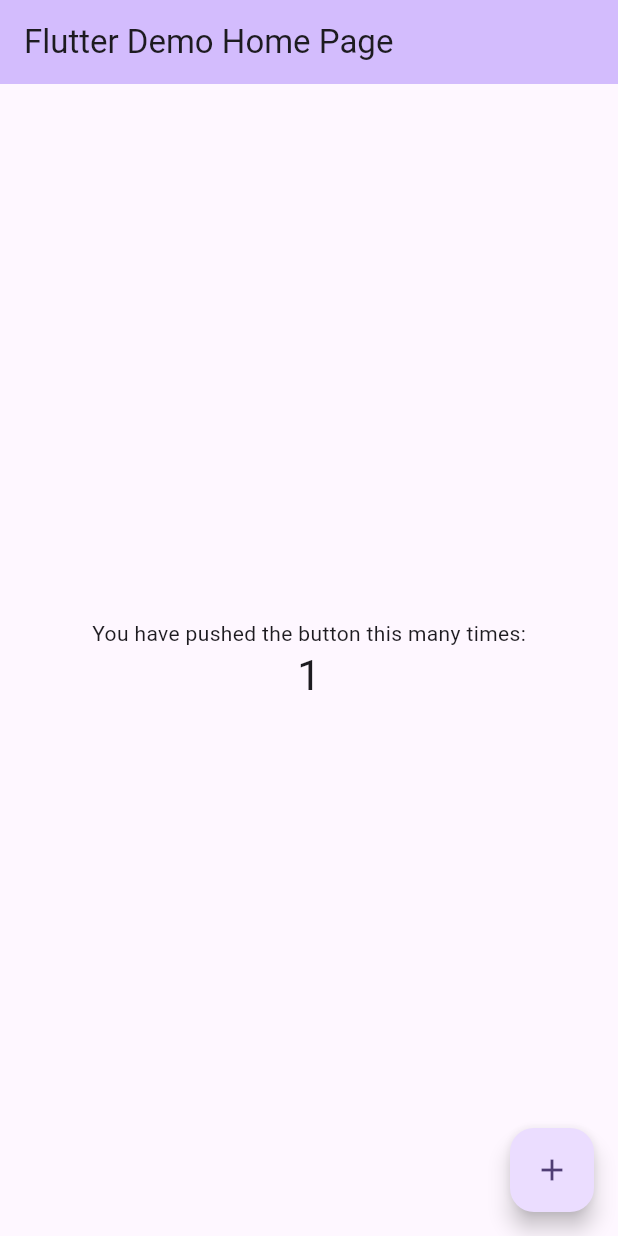
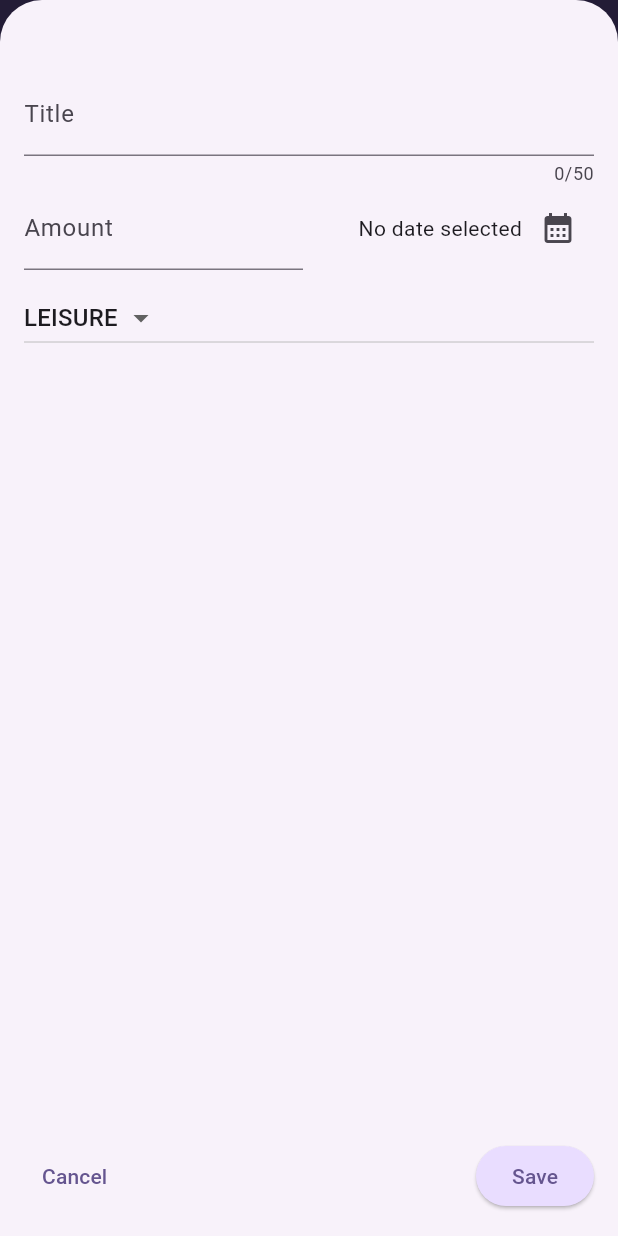
Before and after one commit to bartlomiej-sacha-tutorials/flutter-expense-tracker, a Flutter app: the screen it shows after launch, after a tap on the "add" icon, on a phone screen of 412 x 824 dp. Run offline on Flutter 3.47's test engine with Material 3 defaults, Android fonts, the phone set to English and light mode, and no system bars.

Commit message:
section 5

```diff
--- a/lib/main.dart
+++ b/lib/main.dart
@@ -1,122 +1,62 @@
 import 'package:flutter/material.dart';
+import 'package:expense_tracker/widgets/expenses.dart';
+
+var kColorScheme = ColorScheme.fromSeed(
+  seedColor: Color.fromARGB(255, 96, 59, 181),
+);
+
+var kDarkColorScheme = ColorScheme.fromSeed(
+  brightness: Brightness.dark,
+  seedColor: Color.fromARGB(255, 5, 99, 125),
+);
 
 void main() {
-  runApp(const MyApp());
-}
-
-class MyApp extends StatelessWidget {
-  const MyApp({super.key});
-
-  // This widget is the root of your application.
-  @override
-  Widget build(BuildContext context) {
-    return MaterialApp(
-      title: 'Flutter Demo',
-      theme: ThemeData(
-        // This is the theme of your application.
-        //
-        // TRY THIS: Try running your application with "flutter run". You'll see
-        // the application has a purple toolbar. Then, without quitting the app,
-        // try changing the seedColor in the colorScheme below to Colors.green
-        // and then invoke "hot reload" (save your changes or press the "hot
-        // reload" button in a Flutter-supported IDE, or press "r" if you used
-        // the command line to start the app).
-        //
-        // Notice that the counter didn't reset back to zero; the application
-        // state is not lost during the reload. To reset the state, use hot
-        // restart instead.
-        //
-        // This works for code too, not just values: Most code changes can be
-        // tested with just a hot reload.
-        colorScheme: ColorScheme.fromSeed(seedColor: Colors.deepPurple),
-      ),
-      home: const MyHomePage(title: 'Flutter Demo Home Page'),
-    );
-  }
-}
-
-class MyHomePage extends StatefulWidget {
-  const MyHomePage({super.key, required this.title});
-
-  // This widget is the home page of your application. It is stateful, meaning
-  // that it has a State object (defined below) that contains fields that affect
-  // how it looks.
-
-  // This class is the configuration for the state. It holds the values (in this
-  // case the title) provided by the parent (in this case the App widget) and
-  // used by the build method of the State. Fields in a Widget subclass are
-  // always marked "final".
-
-  final String title;
-
-  @override
-  State<MyHomePage> createState() => _MyHomePageState();
-}
-
-class _MyHomePageState extends State<MyHomePage> {
-  int _counter = 0;
-
-  void _incrementCounter() {
-    setState(() {
-      // This call to setState tells the Flutter framework that something has
-      // changed in this State, which causes it to rerun the build method below
-      // so that the display can reflect the updated values. If we changed
-      // _counter without calling setState(), then the build method would not be
-      // called again, and so nothing would appear to happen.
-      _counter++;
-    });
-  }
-
-  @override
-  Widget build(BuildContext context) {
-    // This method is rerun every time setState is called, for instance as done
-    // by the _incrementCounter method above.
-    //
-    // The Flutter framework has been optimized to make rerunning build methods
-    // fast, so that you can just rebuild anything that needs updating rather
-    // than having to individually change instances of widgets.
-    return Scaffold(
-      appBar: AppBar(
-        // TRY THIS: Try changing the color here to a specific color (to
-        // Colors.amber, perhaps?) and trigger a hot reload to see the AppBar
-        // change color while the other colors stay the same.
-        backgroundColor: Theme.of(context).colorScheme.inversePrimary,
-        // Here we take the value from the MyHomePage object that was created by
-        // the App.build method, and use it to set our appbar title.
-        title: Text(widget.title),
-      ),
-      body: Center(
-        // Center is a layout widget. It takes a single child and positions it
-        // in the middle of the parent.
-        child: Column(
-          // Column is also a layout widget. It takes a list of children and
-          // arranges them vertically. By default, it sizes itself to fit its
-          // children horizontally, and tries to be as tall as its parent.
-          //
-          // Column has various properties to control how it sizes itself and
-          // how it positions its children. Here we use mainAxisAlignment to
-          // center the children vertically; the main axis here is the vertical
-          // axis because Columns are vertical (the cross axis would be
-          // horizontal).
-          //
-          // TRY THIS: Invoke "debug painting" (choose the "Toggle Debug Paint"
-          // action in the IDE, or press "p" in the console), to see the
-          // wireframe for each widget.
-          mainAxisAlignment: MainAxisAlignment.center,
-          children: <Widget>[
-            const Text('You have pushed the button this many times:'),
-            Text(
-              '$_counter',
-              style: Theme.of(context).textTheme.headlineMedium,
-            ),
-          ],
+  runApp(
+    MaterialApp(
+      darkTheme: ThemeData.dark().copyWith(
+        colorScheme: kDarkColorScheme,
+        cardTheme: CardTheme().copyWith(
+          color: kDarkColorScheme.secondaryContainer,
+          margin: EdgeInsets.symmetric(horizontal: 16, vertical: 8),
+        ),
+        elevatedButtonTheme: ElevatedButtonThemeData(
+          style: ElevatedButton.styleFrom(
+            backgroundColor: kDarkColorScheme.primaryContainer,
+            foregroundColor: kDarkColorScheme.onPrimaryContainer,
+          ),
         ),
       ),
-      floatingActionButton: FloatingActionButton(
-        onPressed: _incrementCounter,
-        tooltip: 'Increment',
-        child: const Icon(Icons.add),
-      ), // This trailing comma makes auto-formatting nicer for build methods.
-    );
-  }
+      theme: ThemeData().copyWith(
+        colorScheme: kColorScheme,
+        appBarTheme: AppBarTheme().copyWith(
+          backgroundColor: kColorScheme.onPrimaryContainer,
+          foregroundColor: kColorScheme.primaryContainer,
+        ),
+        cardTheme: CardTheme().copyWith(
+          color: kColorScheme.secondaryContainer,
+          margin: EdgeInsets.symmetric(horizontal: 16, vertical: 8),
+        ),
+        elevatedButtonTheme: ElevatedButtonThemeData(
+          style: ElevatedButton.styleFrom(
+            backgroundColor: kColorScheme.primaryContainer,
+          ),
+        ),
+        // textTheme:
+        // textTheme: ThemeData().textTheme.copyWith(
+        //   titleLarge: ThemeData().textTheme.titleLarge?.copyWith(
+        //     color: Colors.red,
+        //   ),
+        // ),
+        textTheme: ThemeData().textTheme.copyWith(
+          titleLarge: TextStyle(
+            fontWeight: FontWeight.bold,
+            color: kColorScheme.onSecondaryContainer,
+            fontSize: 16,
+          ),
+        ),
+      ),
+      themeMode: ThemeMode.system,
+      home: Expenses(),
+    ),
+  );
 }
--- /dev/null
+++ b/lib/models/expense.dart
@@ -0,0 +1,56 @@
+import 'package:flutter/material.dart';
+import 'package:uuid/uuid.dart';
+import 'package:intl/intl.dart';
+
+const uuid = Uuid();
+final formatter = DateFormat.yMd();
+
+enum Category { food, travel, leisure, work }
+
+const categoryIcons = {
+  Category.food: Icons.lunch_dining,
+  Category.travel: Icons.flight_takeoff,
+  Category.leisure: Icons.movie,
+  Category.work: Icons.work,
+};
+
+class Expense {
+  Expense({
+    required this.title,
+    required this.amount,
+    required this.date,
+    required this.category,
+  }) : id = uuid.v4();
+
+  final String id;
+  final String title;
+  final double amount;
+  final DateTime date;
+  final Category category;
+
+  String get formattedDate {
+    return formatter.format(date);
+  }
+}
+
+class ExpenseBucket {
+  ExpenseBucket({required this.category, required this.expenses});
+
+  ExpenseBucket.forCategory(List<Expense> allExpenses, this.category)
+    : expenses =
+          allExpenses.where((expense) => expense.category == category).toList();
+
+  final Category category;
+  final List<Expense> expenses;
+
+  double get totalExpenses {
+    // return expenses.fold(0, (sum, expense) => sum + expense.amount);
+    double sum = 0;
+
+    for (final expense in expenses) {
+      sum += expense.amount;
+    }
+
+    return sum;
+  }
+}
--- /dev/null
+++ b/lib/widgets/chart/chart.dart
@@ -0,0 +1,94 @@
+import 'package:flutter/material.dart';
+
+import 'package:expense_tracker/widgets/chart/chart_bar.dart';
+import 'package:expense_tracker/models/expense.dart';
+
+class Chart extends StatelessWidget {
+  const Chart({super.key, required this.expenses});
+
+  final List<Expense> expenses;
+
+  List<ExpenseBucket> get buckets {
+    return [
+      ExpenseBucket.forCategory(expenses, Category.food),
+      ExpenseBucket.forCategory(expenses, Category.leisure),
+      ExpenseBucket.forCategory(expenses, Category.travel),
+      ExpenseBucket.forCategory(expenses, Category.work),
+    ];
+  }
+
+  double get maxTotalExpense {
+    double maxTotalExpense = 0;
+
+    for (final bucket in buckets) {
+      if (bucket.totalExpenses > maxTotalExpense) {
+        maxTotalExpense = bucket.totalExpenses;
+      }
+    }
+
+    return maxTotalExpense;
+  }
+
+  @override
+  Widget build(BuildContext context) {
+    final isDarkMode =
+        MediaQuery.of(context).platformBrightness == Brightness.dark;
+    return Container(
+      margin: const EdgeInsets.all(16),
+      padding: const EdgeInsets.symmetric(vertical: 16, horizontal: 8),
+      width: double.infinity,
+      height: 180,
+      decoration: BoxDecoration(
+        borderRadius: BorderRadius.circular(8),
+        gradient: LinearGradient(
+          colors: [
+            Theme.of(context).colorScheme.primary.withOpacity(0.3),
+            Theme.of(context).colorScheme.primary.withOpacity(0.0),
+          ],
+          begin: Alignment.bottomCenter,
+          end: Alignment.topCenter,
+        ),
+      ),
+      child: Column(
+        children: [
+          Expanded(
+            child: Row(
+              crossAxisAlignment: CrossAxisAlignment.end,
+              children: [
+                for (final bucket in buckets) // alternative to map()
+                  ChartBar(
+                    fill:
+                        bucket.totalExpenses == 0
+                            ? 0
+                            : bucket.totalExpenses / maxTotalExpense,
+                  ),
+              ],
+            ),
+          ),
+          const SizedBox(height: 12),
+          Row(
+            children:
+                buckets
+                    .map(
+                      (bucket) => Expanded(
+                        child: Padding(
+                          padding: const EdgeInsets.symmetric(horizontal: 4),
+                          child: Icon(
+                            categoryIcons[bucket.category],
+                            color:
+                                isDarkMode
+                                    ? Theme.of(context).colorScheme.secondary
+                                    : Theme.of(
+                                      context,
+                                    ).colorScheme.primary.withOpacity(0.7),
+                          ),
+                        ),
+                      ),
+                    )
+                    .toList(),
+          ),
+        ],
+      ),
+    );
+  }
+}
--- /dev/null
+++ b/lib/widgets/chart/chart_bar.dart
@@ -0,0 +1,33 @@
+import 'package:flutter/material.dart';
+
+class ChartBar extends StatelessWidget {
+  const ChartBar({super.key, required this.fill});
+
+  final double fill;
+
+  @override
+  Widget build(BuildContext context) {
+    final isDarkMode =
+        MediaQuery.of(context).platformBrightness == Brightness.dark;
+    return Expanded(
+      child: Padding(
+        padding: const EdgeInsets.symmetric(horizontal: 4),
+        child: FractionallySizedBox(
+          heightFactor: fill,
+          child: DecoratedBox(
+            decoration: BoxDecoration(
+              shape: BoxShape.rectangle,
+              borderRadius: const BorderRadius.vertical(
+                top: Radius.circular(8),
+              ),
+              color:
+                  isDarkMode
+                      ? Theme.of(context).colorScheme.secondary
+                      : Theme.of(context).colorScheme.primary.withAlpha(200),
+            ),
+          ),
+        ),
+      ),
+    );
+  }
+}
--- /dev/null
+++ b/lib/widgets/expenses.dart
@@ -0,0 +1,109 @@
+import 'package:expense_tracker/widgets/chart/chart.dart';
+import 'package:expense_tracker/widgets/expenses_list/expenses_list.dart';
+import 'package:expense_tracker/widgets/new_expense.dart';
+import 'package:flutter/material.dart';
+import 'package:expense_tracker/models/expense.dart';
+
+class Expenses extends StatefulWidget {
+  const Expenses({super.key});
+
+  @override
+  State<Expenses> createState() {
+    return _ExpensesState();
+  }
+}
+
+class _ExpensesState extends State<Expenses> {
+  final List<Expense> _registeredExpenses = [
+    Expense(
+      title: 'Groceries',
+      amount: 50.0,
+      date: DateTime.now(),
+      category: Category.food,
+    ),
+    Expense(
+      title: 'Taxi',
+      amount: 30.0,
+      date: DateTime.now(),
+      category: Category.travel,
+    ),
+    Expense(
+      title: 'Movie',
+      amount: 20.0,
+      date: DateTime.now(),
+      category: Category.leisure,
+    ),
+    Expense(
+      title: 'Laptop',
+      amount: 1000.0,
+      date: DateTime.now(),
+      category: Category.work,
+    ),
+  ];
+
+  void addExpense(Expense newExpense) {
+    setState(() {
+      _registeredExpenses.add(newExpense);
+    });
+  }
+
+  void removeExpense(Expense expense) {
+    final expenseIndex = _registeredExpenses.indexOf(expense);
+
+    setState(() {
+      _registeredExpenses.remove(expense);
+    });
+    ScaffoldMessenger.of(context).clearSnackBars();
+    ScaffoldMessenger.of(context).showSnackBar(
+      SnackBar(
+        content: Text('Expense removed'),
+        duration: const Duration(seconds: 3),
+        action: SnackBarAction(
+          label: 'Undo',
+          onPressed: () {
+            setState(() {
+              _registeredExpenses.insert(expenseIndex, expense);
+            });
+          },
+        ),
+      ),
+    );
+  }
+
+  void _openAddExpenseOverlay() {
+    showModalBottomSheet(
+      isScrollControlled: true,
+      context: context,
+      builder: (ctx) => NewExpense(addExpense),
+    );
+  }
+
+  @override
+  Widget build(BuildContext context) {
+    Widget mainContent = Center(child: Text('No expenses yet!'));
+
+    if (_registeredExpenses.isNotEmpty) {
+      mainContent = ExpensesList(
+        expenses: _registeredExpenses,
+        onRemoveExpense: removeExpense,
+      );
+    }
+    return Scaffold(
+      appBar: AppBar(
+        title: const Text('Expenses'),
+        actions: [
+          IconButton(
+            icon: const Icon(Icons.add),
+            onPressed: _openAddExpenseOverlay,
+          ),
+        ],
+      ),
+      body: Column(
+        children: [
+          Chart(expenses: _registeredExpenses),
+          Expanded(child: mainContent),
+        ],
+      ),
+    );
+  }
+}
--- /dev/null
+++ b/lib/widgets/expenses_list/expense_item.dart
@@ -0,0 +1,44 @@
+import 'package:flutter/material.dart';
+import 'package:expense_tracker/models/expense.dart';
+
+class ExpenseItem extends StatelessWidget {
+  const ExpenseItem(this.expense, {super.key});
+
+  final Expense expense;
+
+  @override
+  Widget build(BuildContext context) {
+    return Card(
+      margin: const EdgeInsets.all(0),
+      child: Padding(
+        padding: const EdgeInsets.symmetric(vertical: 16, horizontal: 20),
+        child: Column(
+          crossAxisAlignment: CrossAxisAlignment.start,
+          children: [
+            Text(expense.title, style: Theme.of(context).textTheme.titleLarge),
+            SizedBox(height: 4),
+            Row(
+              children: [
+                Text(
+                  '\$${expense.amount.toStringAsFixed(2)}',
+                  style: const TextStyle(fontSize: 14),
+                ),
+                const Spacer(),
+                Row(
+                  children: [
+                    Icon(categoryIcons[expense.category]),
+                    SizedBox(width: 8),
+                    Text(
+                      expense.formattedDate,
+                      style: const TextStyle(fontSize: 14),
+                    ),
+                  ],
+                ),
+              ],
+            ),
+          ],
+        ),
+      ),
+    );
+  }
+}
--- /dev/null
+++ b/lib/widgets/expenses_list/expenses_list.dart
@@ -0,0 +1,42 @@
+import 'package:expense_tracker/models/expense.dart';
+import 'package:expense_tracker/widgets/expenses_list/expense_item.dart';
+import 'package:flutter/material.dart';
+
+class ExpensesList extends StatelessWidget {
+  const ExpensesList({
+    super.key,
+    required this.expenses,
+    required this.onRemoveExpense,
+  });
+
+  final List<Expense> expenses;
+  final void Function(Expense expense) onRemoveExpense;
+
+  @override
+  Widget build(BuildContext context) {
+    return ListView.builder(
+      itemCount: expenses.length,
+      itemBuilder:
+          (ctx, index) => Padding(
+            padding: const EdgeInsets.symmetric(horizontal: 16, vertical: 8),
+            child: Dismissible(
+              direction: DismissDirection.endToStart,
+              key: ValueKey(expenses[index]),
+              background: Container(
+                alignment: Alignment.centerRight,
+                padding: const EdgeInsets.only(right: 16),
+                decoration: BoxDecoration(
+                  borderRadius: BorderRadius.circular(10),
+                  color: Theme.of(context).colorScheme.error,
+                ),
+                child: Icon(Icons.delete, color: Colors.white, size: 40),
+              ),
+              onDismissed: (direction) {
+                onRemoveExpense(expenses[index]);
+              },
+              child: ExpenseItem(expenses[index]),
+            ),
+          ),
+    );
+  }
+}
--- /dev/null
+++ b/lib/widgets/new_expense.dart
@@ -0,0 +1,185 @@
+import 'package:flutter/material.dart';
+import 'package:expense_tracker/models/expense.dart';
+
+class NewExpense extends StatefulWidget {
+  const NewExpense(this.onAddExpense, {super.key});
+
+  final void Function(Expense expense) onAddExpense;
+
+  @override
+  State<NewExpense> createState() {
+    return _NewExpenseState();
+  }
+}
+
+class _NewExpenseState extends State<NewExpense> {
+  // var _enteredTitle = '';
+
+  // void _saveTitleInput(String title) {
+  //   _enteredTitle = title;
+  // }
+
+  final _titleController = TextEditingController();
+  final _amountController = TextEditingController();
+  DateTime? _selectedDate;
+  Category _selectedCategory = Category.leisure;
+
+  void _presentDatePicker() async {
+    final now = DateTime.now();
+    final firstDate = DateTime(now.year - 1, now.month, now.day);
+
+    final pickedDate = await showDatePicker(
+      context: context,
+      initialDate: now,
+      firstDate: firstDate,
+      lastDate: now,
+    );
+    // .then((selectedDate) {
+    //
+    //   print(selectedDate);
+    //   }
+    // });
+    setState(() {
+      _selectedDate = pickedDate;
+    });
+  }
+
+  _submitExpenseData() {
+    final enteredAmount = double.tryParse(_amountController.text);
+    final amountIsInvalid = enteredAmount == null || enteredAmount <= 0;
+
+    if (_titleController.text.trim().isEmpty ||
+        amountIsInvalid ||
+        _selectedDate == null) {
+      showDialog(
+        context: context,
+        builder:
+            (ctx) => AlertDialog(
+              title: Text('Invalid input'),
+              content: Text(
+                'Please make sure a valid title, amount, and date are entered.',
+              ),
+              actions: [
+                TextButton(
+                  onPressed: () {
+                    Navigator.pop(ctx);
+                  },
+                  child: Text('Okay'),
+                ),
+              ],
+            ),
+      );
+      return;
+    }
+
+    widget.onAddExpense(
+      Expense(
+        title: _titleController.text.trim(),
+        amount: enteredAmount,
+        date: _selectedDate!,
+        category: _selectedCategory,
+      ),
+    );
+    Navigator.pop(context);
+  }
+
+  @override
+  void dispose() {
+    _titleController.dispose();
+    _amountController.dispose();
+    super.dispose();
+  }
+
+  @override
+  Widget build(BuildContext context) {
+    return Padding(
+      padding: EdgeInsets.fromLTRB(16, 48, 16, 16),
+      child: Column(
+        children: [
+          TextField(
+            controller: _titleController,
+            maxLength: 50,
+            decoration: InputDecoration(label: Text('Title')),
+          ),
+          Row(
+            crossAxisAlignment: CrossAxisAlignment.center,
+            children: [
+              Expanded(
+                child: TextField(
+                  decoration: InputDecoration(
+                    label: Text('Amount'),
+                    prefixText: '\$ ',
+                  ),
+                  keyboardType: TextInputType.number,
+                  controller: _amountController,
+                ),
+              ),
+              SizedBox(width: 8),
+              Expanded(
+                child: Row(
+                  mainAxisAlignment: MainAxisAlignment.end,
+                  crossAxisAlignment: CrossAxisAlignment.center,
+                  children: [
+                    Text(
+                      _selectedDate == null
+                          ? 'No date selected'
+                          : formatter.format(_selectedDate!),
+                    ),
+                    IconButton(
+                      icon: Icon(Icons.calendar_month),
+                      onPressed: _presentDatePicker,
+                    ),
+                  ],
+                ),
+              ),
+            ],
+          ),
+          SizedBox(height: 8),
+          Row(
+            children: [
+              Expanded(
+                child: DropdownButton(
+                  value: _selectedCategory,
+                  hint: Text('Category'),
+                  items:
+                      Category.values
+                          .map(
+                            (category) => DropdownMenuItem(
+                              value: category,
+                              child: Text(category.name.toUpperCase()),
+                            ),
+                          )
+                          .toList(),
+                  onChanged: (value) {
+                    if (value == null) {
+                      return;
+                    }
+                    setState(() {
+                      _selectedCategory = value;
+                    });
+                  },
+                ),
+              ),
+            ],
+          ),
+          Spacer(),
+          Row(
+            children: [
+              TextButton(
+                onPressed: () {
+                  Navigator.pop(context);
+                },
+                child: Text('Cancel'),
+              ),
+              Spacer(),
+              ElevatedButton(
+                onPressed: _submitExpenseData,
+                child: Text('Save'),
+              ),
+            ],
+          ),
+        ],
+      ),
+    );
+  }
+}
--- a/pubspec.yaml
+++ b/pubspec.yaml
@@ -34,6 +34,8 @@ dependencies:
   # The following adds the Cupertino Icons font to your application.
   # Use with the CupertinoIcons class for iOS style icons.
   cupertino_icons: ^1.0.8
+  uuid: ^4.5.1
+  intl: ^0.20.2
 
 dev_dependencies:
   flutter_test:
```
Also changed, not shown: pubspec.lock, 1 other file.
